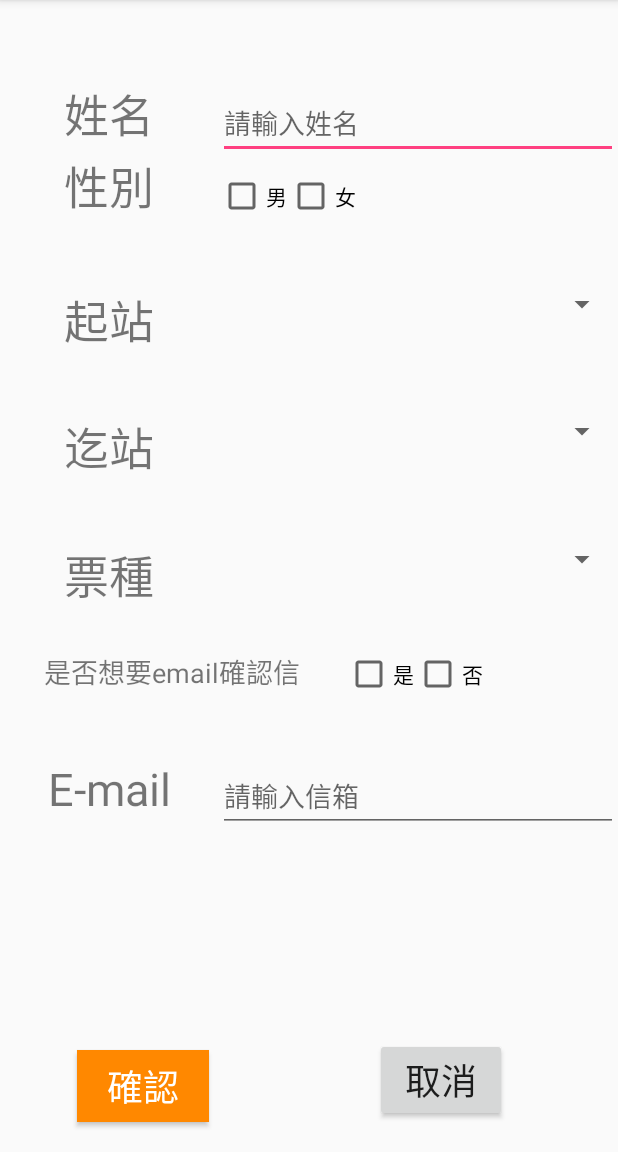
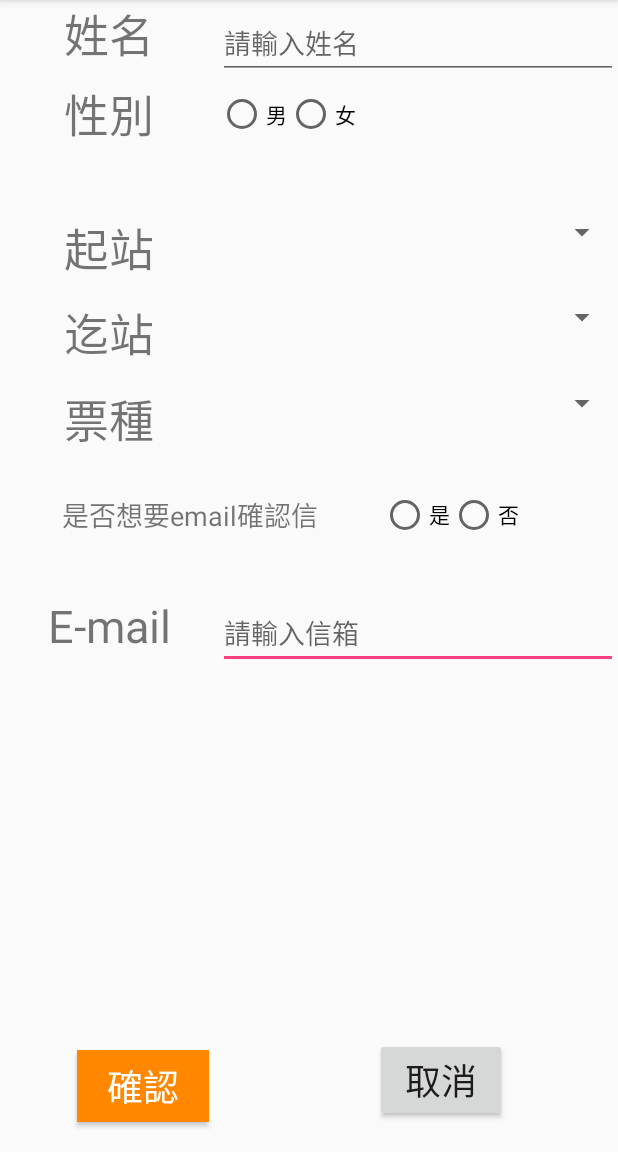
Before and after one commit to miyuiki/Android-HW5, an Android app: the screen it shows after launch (MainActivity), on a phone screen of 412 x 824 dp, the part 84-1236 px from its top. Run offline under Robolectric (Android 15) with nearby library versions, the phone set to English and light mode, and no system bars.

Commit message:
0324 commited from PC

```diff
--- a/app/src/main/res/layout/activity_main.xml
+++ b/app/src/main/res/layout/activity_main.xml
@@ -26,44 +26,34 @@
                 android:id="@+id/textView"
                 android:layout_width="145dp"
                 android:layout_height="wrap_content"
-                android:text="姓名"
-                android:textAlignment="center"
-                android:textSize="30sp" />
-
-            <EditText
-                android:id="@+id/editText"
-                android:layout_width="wrap_content"
-                android:layout_height="wrap_content"
-                android:layout_weight="1"
-                android:ems="10"
-                android:hint="請輸入姓名"
-                android:inputType="textPersonName" />
-        </LinearLayout>
-
-        <LinearLayout
-            android:layout_width="match_parent"
-            android:layout_height="wrap_content"
-            android:orientation="horizontal">
-
-            <TextView
-                android:id="@+id/textView"
-                android:layout_width="145dp"
-                android:layout_height="wrap_content"
                 android:text="性別"
                 android:textAlignment="center"
                 android:textSize="30sp" />
 
-            <CheckBox
-                android:id="@+id/checkBox"
+            <RadioGroup
+                android:layout_width="match_parent"
+                android:layout_height="match_parent" >
+
+                <LinearLayout
+                    android:layout_width="match_parent"
+                    android:layout_height="match_parent"
+                    android:layout_weight="1"
+                    android:orientation="horizontal">
+
+                    <RadioButton
+                        android:id="@+id/radioButton"
                         android:layout_width="wrap_content"
-                android:layout_height="wrap_content"
+                        android:layout_height="match_parent"
                         android:text="男" />
 
-            <CheckBox
-                android:id="@+id/checkBox2"
-                android:layout_width="match_parent"
-                android:layout_height="wrap_content"
+                    <RadioButton
+                        android:id="@+id/radioButton2"
+                        android:layout_width="wrap_content"
+                        android:layout_height="match_parent"
                         android:text="女" />
+                </LinearLayout>
+
+            </RadioGroup>
 
         </LinearLayout>
 
@@ -98,12 +88,12 @@
     <LinearLayout
         android:layout_width="match_parent"
         android:layout_height="wrap_content"
-        android:layout_marginTop="39dp"
+        android:layout_marginTop="11dp"
         android:orientation="horizontal"
+        android:id="@+id/linearLayout5"
         android:layout_below="@+id/linearLayout3"
         android:layout_alignParentLeft="true"
-        android:layout_alignParentStart="true"
-        android:id="@+id/linearLayout5">
+        android:layout_alignParentStart="true">
 
         <TextView
             android:id="@+id/textView"
@@ -124,12 +114,12 @@
     <LinearLayout
         android:layout_width="match_parent"
         android:layout_height="wrap_content"
-        android:layout_marginTop="40dp"
         android:orientation="horizontal"
+        android:id="@+id/linearLayout6"
         android:layout_below="@+id/linearLayout5"
         android:layout_alignParentLeft="true"
         android:layout_alignParentStart="true"
-        android:id="@+id/linearLayout6">
+        android:layout_marginTop="12dp">
 
         <TextView
             android:id="@+id/textView"
@@ -160,25 +150,35 @@
 
         <TextView
             android:id="@+id/textView"
-            android:layout_width="wrap_content"
+            android:layout_width="254dp"
             android:layout_height="wrap_content"
             android:text="是否想要email確認信"
             android:textAlignment="center"
-            android:textSize="18sp"
-            android:layout_weight="0.40" />
+            android:textSize="18sp" />
 
-        <CheckBox
-            android:id="@+id/checkBox"
+        <RadioGroup
+            android:layout_width="223dp"
+            android:layout_height="match_parent">
+
+            <LinearLayout
+                android:layout_width="wrap_content"
+                android:layout_height="match_parent"
+                android:orientation="horizontal">
+
+                <RadioButton
+                    android:id="@+id/radioButton3"
                     android:layout_width="wrap_content"
                     android:layout_height="wrap_content"
                     android:text="是" />
 
-        <CheckBox
-            android:id="@+id/checkBox3"
+                <RadioButton
+                    android:id="@+id/radioButton4"
                     android:layout_width="wrap_content"
                     android:layout_height="wrap_content"
-            android:layout_weight="0.40"
                     android:text="否" />
+            </LinearLayout>
+
+        </RadioGroup>
 
     </LinearLayout>
 
@@ -238,4 +238,30 @@
         android:text="取消"
         android:textSize="24sp" />
 
+    <LinearLayout
+        android:layout_width="match_parent"
+        android:layout_height="wrap_content"
+        android:layout_alignParentLeft="true"
+        android:layout_alignParentStart="true"
+        android:layout_alignParentTop="true"
+        android:orientation="horizontal">
+
+        <TextView
+            android:id="@+id/textView"
+            android:layout_width="145dp"
+            android:layout_height="wrap_content"
+            android:text="姓名"
+            android:textAlignment="center"
+            android:textSize="30sp" />
+
+        <EditText
+            android:id="@+id/editText"
+            android:layout_width="wrap_content"
+            android:layout_height="wrap_content"
+            android:layout_weight="1"
+            android:ems="10"
+            android:hint="請輸入姓名"
+            android:inputType="textPersonName" />
+    </LinearLayout>
+
 </RelativeLayout>
```
Lines whose indentation alone changed are shown as unchanged.
